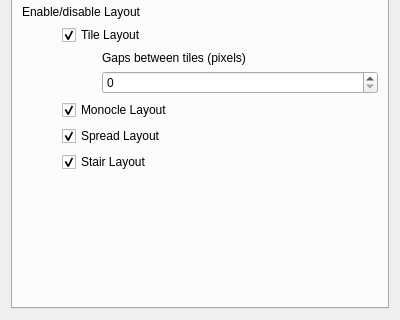
Before: the Qt Designer form res/config.ui in Bismuth-Forge/bismuth, drawn with Qt 5; both pictures show x 0 to 400 and y 260 to 580 of the 400 by 580 pixel window.
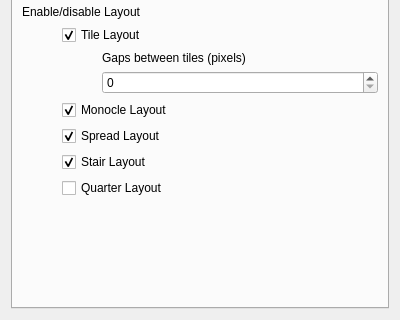
After: the same form once the commit is applied.

Commit message: add option for Quarter layout

```diff
--- a/res/config.ui
+++ b/res/config.ui
@@ -184,6 +184,13 @@
            </property>
           </widget>
          </item>
+         <item>
+          <widget class="QCheckBox" name="kcfg_enableQuarterLayout">
+           <property name="text">
+            <string>Quarter Layout</string>
+           </property>
+          </widget>
+         </item>
         </layout>
        </item>
        <item>
```
The commit also changes 3 other files.
